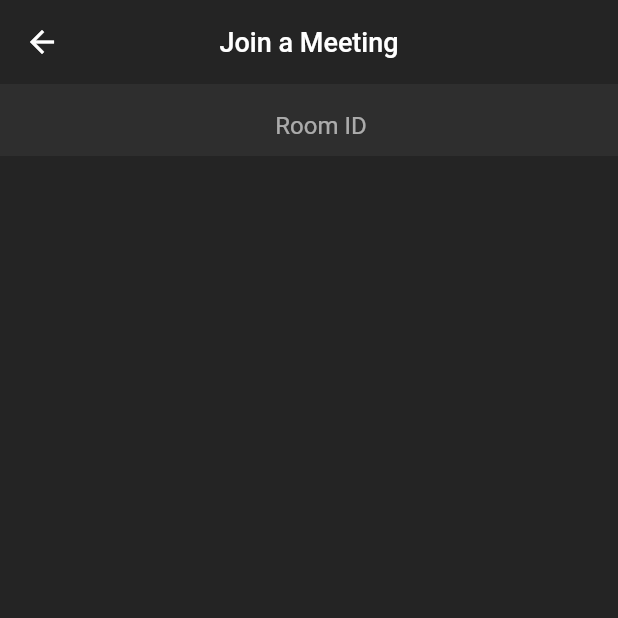
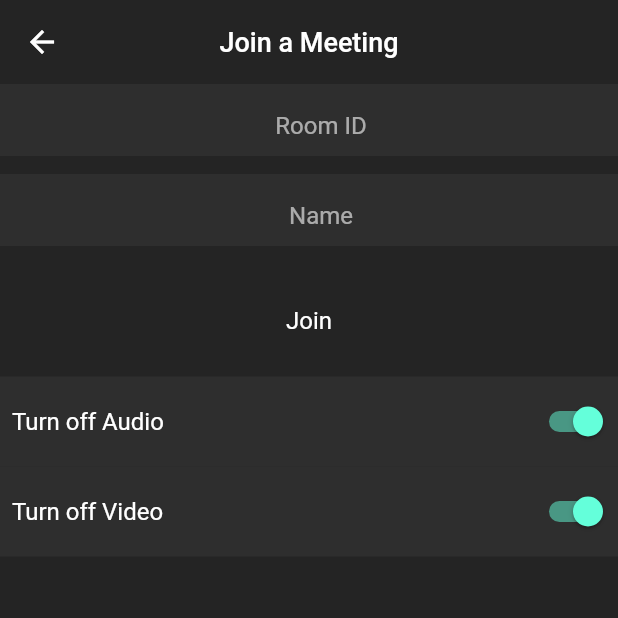
Before and after one commit to Siddhant-72s76/zoom-clone, a Flutter app: the VideoCallScreen screen opened by its route, on a phone screen of 412 x 824 dp, the top half of it. Run offline on Flutter 3.47's test engine with Material 2 defaults, Android fonts, the phone set to English and light mode, and no system bars; our stand-ins replace cloud_firestore, firebase_auth, firebase_core, google_sign_in; missing offline and left inert: jitsi_meet_wrapper; accounts and stored records are empty.

Commit message:
Creating and joining a call is done

```diff
--- a/lib/resources/jitsi_meet_methods.dart
+++ b/lib/resources/jitsi_meet_methods.dart
@@ -8,6 +8,7 @@ class JitsiMeetMethods {
     required String roomName,
     required bool isAudioMuted,
     required bool isVideoMuted,
+    String username = '',
   }) async {
     try {
       // FeatureFlag featureFlag = FeatureFlag();
@@ -17,11 +18,18 @@ class JitsiMeetMethods {
       // String? serverUrl =
       //     serverText.text.trim().isEmpty ? null : serverText.text;
 
-      Map<String, Object> featureFlags = {};
+      // Map<String, Object> featureFlags = {};
+
+      String name;
+      if (username.isEmpty) {
+        name = _authMethods.user.displayName!;
+      } else {
+        name = username;
+      }
 
       var options = JitsiMeetingOptions(
         roomNameOrUrl: roomName,
-        userDisplayName: _authMethods.user.displayName,
+        userDisplayName: name,
         userEmail: _authMethods.user.email,
         userAvatarUrl: _authMethods.user.photoURL,
         isAudioMuted: isAudioMuted,
--- a/lib/screens/video_call_screen.dart
+++ b/lib/screens/video_call_screen.dart
@@ -1,5 +1,8 @@
 import 'package:flutter/material.dart';
+import 'package:zoom_clone/resources/auth_methods.dart';
+import 'package:zoom_clone/resources/jitsi_meet_methods.dart';
 import 'package:zoom_clone/utils/colors.dart';
+import 'package:zoom_clone/widgets/meeting_option.dart';
 
 class VideoCallScreen extends StatefulWidget {
   const VideoCallScreen({super.key});
@@ -9,12 +12,38 @@ class VideoCallScreen extends StatefulWidget {
 }
 
 class _VideoCallScreenState extends State<VideoCallScreen> {
+  final AuthMethods _authMethods = AuthMethods();
+
   late TextEditingController meetingIdController;
+  late TextEditingController nameController;
+  final JitsiMeetMethods _jitsiMeetMethods = JitsiMeetMethods();
+
+  bool isAudioMuted = true;
+  bool isVideoMuted = true;
 
   @override
   void initState() {
     meetingIdController = TextEditingController();
+    nameController = TextEditingController(
+      text: _authMethods.user.displayName,
+    );
     super.initState();
+  }
+
+  @override
+  void dispose() {
+    super.dispose();
+    meetingIdController.dispose();
+    nameController.dispose();
+  }
+
+  _joinMeeting() {
+    _jitsiMeetMethods.createMeeting(
+      roomName: meetingIdController.text,
+      isAudioMuted: isAudioMuted,
+      isVideoMuted: isVideoMuted,
+      username: nameController.text,
+    );
   }
 
   @override
@@ -48,9 +77,63 @@ class _VideoCallScreenState extends State<VideoCallScreen> {
                 contentPadding: EdgeInsets.fromLTRB(16, 8, 0, 0),
               ),
             ),
-          )
+          ),
+          SizedBox(
+            height: 60,
+            child: TextField(
+              controller: nameController,
+              maxLines: 1,
+              textAlign: TextAlign.center,
+              keyboardType: TextInputType.number,
+              decoration: const InputDecoration(
+                fillColor: secondaryBackgroundColor,
+                filled: true,
+                border: InputBorder.none,
+                hintText: 'Name',
+                contentPadding: EdgeInsets.fromLTRB(16, 8, 0, 0),
+              ),
+            ),
+          ),
+          const SizedBox(
+            height: 20,
+          ),
+          InkWell(
+            onTap: _joinMeeting,
+            child: const Padding(
+              padding: EdgeInsets.all(8),
+              child: Text(
+                'Join',
+                style: TextStyle(
+                  fontSize: 16,
+                ),
+              ),
+            ),
+          ),
+          const SizedBox(
+            height: 20,
+          ),
+          MeetingOption(
+              text: "Turn off Audio",
+              isMute: isAudioMuted,
+              onChange: onAudioMuted),
+          MeetingOption(
+              text: "Turn off Video",
+              isMute: isVideoMuted,
+              onChange: onVideoMuted),
         ],
       ),
     );
   }
+
+  onAudioMuted(bool val) {
+    setState(() {
+      isAudioMuted = val;
+    });
+  }
+
+  onVideoMuted(bool val) {
+    setState(() {
+      isVideoMuted = val;
+    });
+  }
 }
--- /dev/null
+++ b/lib/widgets/meeting_option.dart
@@ -0,0 +1,41 @@
+import 'package:flutter/material.dart';
+import 'package:zoom_clone/utils/colors.dart';
+
+class MeetingOption extends StatelessWidget {
+  final String text;
+  final bool isMute;
+  final Function(bool) onChange;
+
+  const MeetingOption({
+    super.key,
+    required this.text,
+    required this.isMute,
+    required this.onChange,
+  });
+
+  @override
+  Widget build(BuildContext context) {
+    return Container(
+      height: 60,
+      color: secondaryBackgroundColor,
+      child: Row(
+        mainAxisAlignment: MainAxisAlignment.spaceBetween,
+        children: [
+          Padding(
+            padding: const EdgeInsets.all(8.0),
+            child: Text(
+              text,
+              style: const TextStyle(
+                fontSize: 16,
+              ),
+            ),
+          ),
+          Switch.adaptive(
+            value: isMute,
+            onChanged: onChange,
+          ),
+        ],
+      ),
+    );
+  }
+}
```
